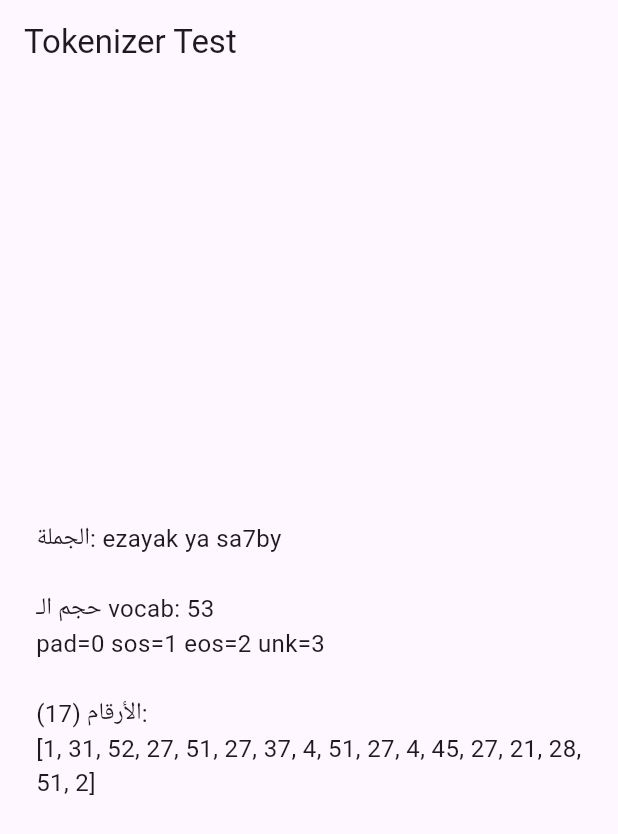
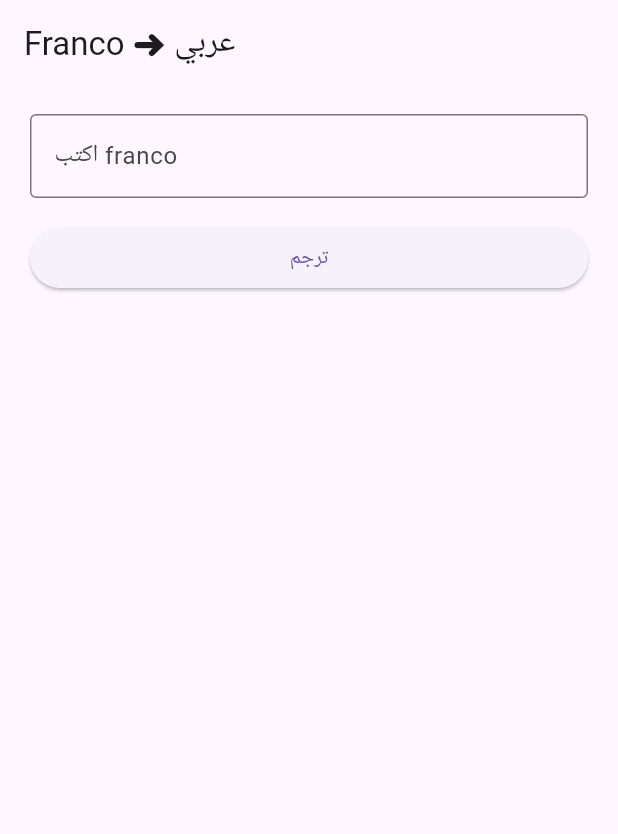
Before and after one commit to MoazReda/franco-translator-app, a Flutter app: the screen it shows after launch, on a phone screen of 412 x 824 dp. Shown: the top 834 px of the screen. Run offline on Flutter 3.47's test engine with Material 3 defaults, Android fonts, the phone set to English and light mode, and no system bars; missing offline and left inert: flutter_onnxruntime.

Commit message:
Working end-to-end franco to arabic translation on device

```diff
--- a/lib/main.dart
+++ b/lib/main.dart
@@ -1,5 +1,5 @@
 import 'package:flutter/material.dart';
-import 'vocab.dart';
+import 'translator.dart';
 
 void main() {
   runApp(const MyApp());
@@ -12,57 +12,95 @@ class MyApp extends StatelessWidget {
   Widget build(BuildContext context) {
     return MaterialApp(
       title: 'Franco Translator',
-      home: const TokenizerTestScreen(),
+      theme: ThemeData(primarySwatch: Colors.teal),
+      home: const TranslateScreen(),
     );
   }
 }
 
-class TokenizerTestScreen extends StatefulWidget {
-  const TokenizerTestScreen({super.key});
+class TranslateScreen extends StatefulWidget {
+  const TranslateScreen({super.key});
 
   @override
-  State<TokenizerTestScreen> createState() => _TokenizerTestScreenState();
+  State<TranslateScreen> createState() => _TranslateScreenState();
 }
 
-class _TokenizerTestScreenState extends State<TokenizerTestScreen> {
-  String _status = 'جاري التحميل...';
+class _TranslateScreenState extends State<TranslateScreen> {
+  final _controller = TextEditingController();
+  Translator? _translator; // الموديل (بيتحمّل مرة واحدة)
+  String _output = '';
+  bool _loading = true; // بيتحمّل الموديل؟
+  bool _translating = false; // بيترجم دلوقتي؟
 
   @override
   void initState() {
     super.initState();
-    _testTokenizer();
+    _initTranslator();
   }
 
-  Future<void> _testTokenizer() async {
+  /// نحمّل الموديل مرة واحدة عند فتح الشاشة
+  Future<void> _initTranslator() async {
+    final t = await Translator.load();
+    setState(() {
+      _translator = t;
+      _loading = false;
+    });
+  }
+
+  /// نترجم النص اللي في الخانة
+    Future<void> _translate() async {
+    final text = _controller.text.trim();
+    if (text.isEmpty || _translator == null) return;
+
+    setState(() {
+      _translating = true;
+      _output = '';
+    });
     try {
-      // نحمّل الـ franco vocab
-      final francoVocab = await Vocab.fromAsset('assets/franco_vocab.json');
-
-      // نجرّب encode على جملة تجريبية
-      const testSentence = 'ezayak ya sa7by';
-      final ids = francoVocab.encode(testSentence);
-
-      setState(() {
-        _status = 'الجملة: $testSentence\n\n'
-            'حجم الـ vocab: ${francoVocab.length}\n'
-            'pad=${francoVocab.padId} sos=${francoVocab.sosId} '
-            'eos=${francoVocab.eosId} unk=${francoVocab.unkId}\n\n'
-            'الأرقام (${ids.length}):\n$ids';
-      });
+      final result = await _translator!.translate(text);
+      setState(() => _output = result);
     } catch (e) {
-      setState(() => _status = 'فشل: $e');
+      setState(() => _output = 'خطأ: $e'); // أي مشكلة هتظهر هنا بدل ما تعلّق
+    } finally {
+      setState(() => _translating = false); // الزرار يرجع "ترجم" دايماً
     }
   }
 
   @override
   Widget build(BuildContext context) {
     return Scaffold(
-      appBar: AppBar(title: const Text('Tokenizer Test')),
-      body: Center(
-        child: Padding(
-          padding: const EdgeInsets.all(24),
-          child: Text(_status, style: const TextStyle(fontSize: 16)),
-        ),
+      appBar: AppBar(title: const Text('Franco ➜ عربي')),
+      body: Padding(
+        padding: const EdgeInsets.all(20),
+        child: _loading
+            // لسه بنحمّل الموديل
+            ? const Center(child: Text('جاري تحميل الموديل...'))
+            : Column(
+                crossAxisAlignment: CrossAxisAlignment.stretch,
+                children: [
+                  // خانة الكتابة
+                  TextField(
+                    controller: _controller,
+                    decoration: const InputDecoration(
+                      labelText: 'اكتب franco',
+                      border: OutlineInputBorder(),
+                    ),
+                  ),
+                  const SizedBox(height: 16),
+                  // زرار الترجمة
+                  ElevatedButton(
+                    onPressed: _translating ? null : _translate,
+                    child: Text(_translating ? 'بيترجم...' : 'ترجم'),
+                  ),
+                  const SizedBox(height: 24),
+                  // النتيجة
+                  Text(
+                    _output,
+                    style: const TextStyle(fontSize: 24),
+                    textDirection: TextDirection.rtl,
+                  ),
+                ],
+              ),
       ),
     );
   }
--- /dev/null
+++ b/lib/translator.dart
@@ -0,0 +1,51 @@
+import 'dart:typed_data';
+import 'package:flutter_onnxruntime/flutter_onnxruntime.dart';
+import 'vocab.dart';
+
+/// المترجم: بياخد نص franco ويرجّع نص عربي.
+/// بيلفّ الموديل (ONNX) + الـ vocabs + منطق الترجمة كله في مكان واحد.
+class Translator {
+  final OrtSession _session;
+  final Vocab _francoVocab; // للـ encode (نص franco -> أرقام)
+  final Vocab _arabicVocab; // للـ decode (أرقام -> نص عربي)
+
+  Translator._(this._session, this._francoVocab, this._arabicVocab);
+
+  /// بيجهّز المترجم: يحمّل الموديل والـ vocabs والإعدادات من الـ assets.
+  /// بننادي ده مرة واحدة بس عند بداية التطبيق (لأنه تقيل شوية).
+  static Future<Translator> load() async {
+    // 1) نحمّل الـ vocabs
+    final francoVocab = await Vocab.fromAsset('assets/franco_vocab.json');
+    final arabicVocab = await Vocab.fromAsset('assets/arabic_vocab.json');
+
+    // 3) نفتح جلسة ONNX من ملف الموديل في الـ assets
+    final onnx = OnnxRuntime();
+    final session = await onnx.createSessionFromAsset('assets/franco_ar.onnx');
+
+    return Translator._(session, francoVocab, arabicVocab);
+  }
+
+  /// بتترجم جملة franco واحدة لعربي.
+  Future<String> translate(String francoText) async {
+    // 1) نص -> أرقام (نفس اللي اتأكدنا منه)
+    final ids = _francoVocab.encode(francoText.toLowerCase());
+
+    // 2) نعمل tensor بشكل [1, L] — الـ 1 معناه batch=جملة واحدة
+    //    الموديل صدّرناه بـ int64، فبنستخدم Int64List
+    final inputTensor = await OrtValue.fromList(
+      Int64List.fromList(ids), // القيم كـ int64 (زي ما الموديل متوقّع)
+      [1, ids.length], // الشكل [batch=1, length]
+    );
+
+    // 3) نشغّل الموديل: الـ input اسمه "src" (نفس اللي صدّرنا بيه)
+    final outputs = await _session.run({'src': inputTensor});
+
+    // 4) ناخد الـ output اسمه "tokens" ونحوّله لـ list أرقام
+    final outTensor = outputs['tokens']!;
+    final flat = await outTensor.asFlattenedList(); // كل الأرقام في list واحدة
+    final outIds = flat.map((e) => (e as num).toInt()).toList();
+
+    // 5) نـ decode الأرقام لعربي (الـ decode بيتجاهل pad/sos/eos تلقائياً)
+    return _arabicVocab.decode(outIds);
+  }
+}
```
